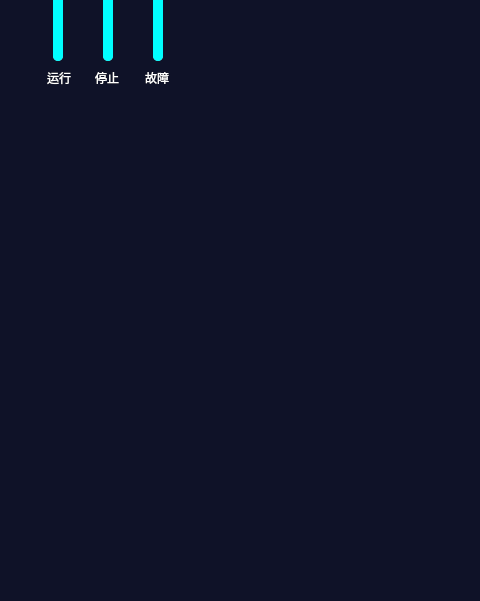
This is mainwindow.ui in tech-flyflypig/HQ_Battery as Qt 5 draws it before an edit; both pictures show x 0 to 480 and y 199 to 800 of the 1365 by 800 pixel window. The edited form follows.
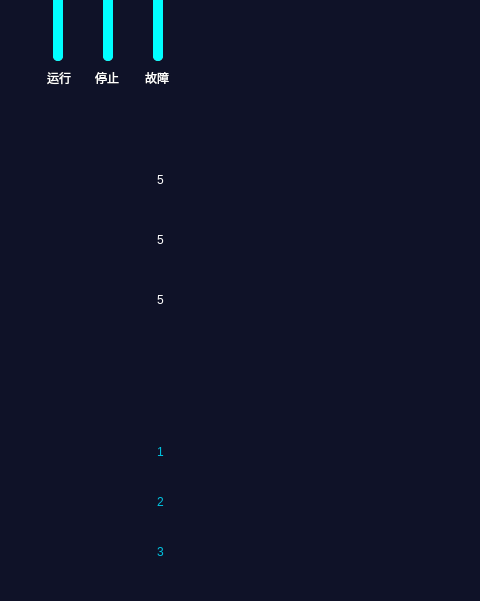
This is the edited form. Icons and pictures are not drawn.

Commit message: 更新主窗口UI，重命名组件，添加多个保护状态和故障报警相关标签，调整组件位置及样式，新增多张图片资源，优化布局。

```diff
--- a/mainwindow.ui
+++ b/mainwindow.ui
@@ -221,14 +221,151 @@
     <property name="geometry">
      <rect>
       <x>20</x>
-      <y>320</y>
+      <y>310</y>
       <width>181</width>
-      <height>231</height>
+      <height>241</height>
      </rect>
     </property>
     <property name="styleSheet">
-     <string notr="true">border-image: url(:/image/主页_保护状态.png);</string>
+     <string notr="true">#protect_status{
+border-image: url(:/image/主页_保护状态.png);
+}
+QLabel{
+background:transparent;
+}
+#label_totalVoltageOverProtect{
+border-image: url(:/image/过充电压.png);
+}
+#widget_battery_bak,#widget_battery_bak_2,#widget_battery_bak_3
+{
+	border-image: url(:/image/电源.png);
+	background:transparent;
+}
+#label_totalVoltageLowProtect{
+	border-image: url(:/image/低电压警告.png);
+}
+#label_shortCircuitProtect{
+	border-image: url(:/image/输出短路.png);
+}
+</string>
     </property>
+    <widget class="QLabel" name="label_totalVoltageOverProtect">
+     <property name="geometry">
+      <rect>
+       <x>10</x>
+       <y>68</y>
+       <width>91</width>
+       <height>21</height>
+      </rect>
+     </property>
+     <property name="text">
+      <string/>
+     </property>
+    </widget>
+    <widget class="QLabel" name="label_totalVoltageLowProtect">
+     <property name="geometry">
+      <rect>
+       <x>10</x>
+       <y>128</y>
+       <width>91</width>
+       <height>21</height>
+      </rect>
+     </property>
+     <property name="text">
+      <string/>
+     </property>
+    </widget>
+    <widget class="QLabel" name="label_shortCircuitProtect">
+     <property name="geometry">
+      <rect>
+       <x>10</x>
+       <y>188</y>
+       <width>101</width>
+       <height>21</height>
+      </rect>
+     </property>
+     <property name="text">
+      <string/>
+     </property>
+    </widget>
+    <widget class="QWidget" name="widget_battery_bak" native="true">
+     <property name="geometry">
+      <rect>
+       <x>120</x>
+       <y>58</y>
+       <width>41</width>
+       <height>41</height>
+      </rect>
+     </property>
+     <widget class="QLabel" name="label_totalVoltageOverProtect_num">
+      <property name="geometry">
+       <rect>
+        <x>10</x>
+        <y>0</y>
+        <width>21</width>
+        <height>21</height>
+       </rect>
+      </property>
+      <property name="text">
+       <string>5</string>
+      </property>
+      <property name="alignment">
+       <set>Qt::AlignCenter</set>
+      </property>
+     </widget>
+    </widget>
+    <widget class="QWidget" name="widget_battery_bak_2" native="true">
+     <property name="geometry">
+      <rect>
+       <x>120</x>
+       <y>118</y>
+       <width>41</width>
+       <height>41</height>
+      </rect>
+     </property>
+     <widget class="QLabel" name="label_totalVoltageLowProtect_num">
+      <property name="geometry">
+       <rect>
+        <x>10</x>
+        <y>0</y>
+        <width>21</width>
+        <height>21</height>
+       </rect>
+      </property>
+      <property name="text">
+       <string>5</string>
+      </property>
+      <property name="alignment">
+       <set>Qt::AlignCenter</set>
+      </property>
+     </widget>
+    </widget>
+    <widget class="QWidget" name="widget_battery_bak_3" native="true">
+     <property name="geometry">
+      <rect>
+       <x>120</x>
+       <y>178</y>
+       <width>41</width>
+       <height>41</height>
+      </rect>
+     </property>
+     <widget class="QLabel" name="label_label_shortCircuitProtect_num">
+      <property name="geometry">
+       <rect>
+        <x>10</x>
+        <y>0</y>
+        <width>21</width>
+        <height>21</height>
+       </rect>
+      </property>
+      <property name="text">
+       <string>5</string>
+      </property>
+      <property name="alignment">
+       <set>Qt::AlignCenter</set>
+      </property>
+     </widget>
+    </widget>
    </widget>
    <widget class="QWidget" name="widget_4" native="true">
     <property name="geometry">
@@ -240,8 +377,140 @@
      </rect>
     </property>
     <property name="styleSheet">
-     <string notr="true">border-image: url(:/image/主页_故障报警.png);</string>
+     <string notr="true">#fault_alarm{
+border-image: url(:/image/主页_故障报警.png);
+}
+#widget_batery_square,#widget_batery_square_2,#widget_batery_square_3{
+	border-image: url(:/image/电源_框.png);	
+	background-color:transparent;
+}
+QLabel{
+background:transparent;
+	color: rgb(0, 194, 223);
+	font: 700 12pt &quot;Microsoft YaHei UI&quot;;
+}
+#label_7,#label_8,#label_9{
+	border-image: url(:/image/输出短路保护失效_A.png);
+}
+</string>
     </property>
+    <widget class="QWidget" name="widget_batery_square" native="true">
+     <property name="geometry">
+      <rect>
+       <x>120</x>
+       <y>60</y>
+       <width>41</width>
+       <height>41</height>
+      </rect>
+     </property>
+     <widget class="QLabel" name="label">
+      <property name="geometry">
+       <rect>
+        <x>5</x>
+        <y>10</y>
+        <width>31</width>
+        <height>21</height>
+       </rect>
+      </property>
+      <property name="text">
+       <string>1</string>
+      </property>
+      <property name="alignment">
+       <set>Qt::AlignCenter</set>
+      </property>
+     </widget>
+    </widget>
+    <widget class="QWidget" name="widget_batery_square_2" native="true">
+     <property name="geometry">
+      <rect>
+       <x>120</x>
+       <y>110</y>
+       <width>41</width>
+       <height>41</height>
+      </rect>
+     </property>
+     <widget class="QLabel" name="label_2">
+      <property name="geometry">
+       <rect>
+        <x>5</x>
+        <y>10</y>
+        <width>31</width>
+        <height>21</height>
+       </rect>
+      </property>
+      <property name="text">
+       <string>2</string>
+      </property>
+      <property name="alignment">
+       <set>Qt::AlignCenter</set>
+      </property>
+     </widget>
+    </widget>
+    <widget class="QWidget" name="widget_batery_square_3" native="true">
+     <property name="geometry">
+      <rect>
+       <x>120</x>
+       <y>160</y>
+       <width>41</width>
+       <height>41</height>
+      </rect>
+     </property>
+     <widget class="QLabel" name="label_3">
+      <property name="geometry">
+       <rect>
+        <x>5</x>
+        <y>10</y>
+        <width>31</width>
+        <height>21</height>
+       </rect>
+      </property>
+      <property name="text">
+       <string>3</string>
+      </property>
+      <property name="alignment">
+       <set>Qt::AlignCenter</set>
+      </property>
+     </widget>
+    </widget>
+    <widget class="QLabel" name="label_7">
+     <property name="geometry">
+      <rect>
+       <x>10</x>
+       <y>77</y>
+       <width>101</width>
+       <height>16</height>
+      </rect>
+     </property>
+     <property name="text">
+      <string/>
+     </property>
+    </widget>
+    <widget class="QLabel" name="label_8">
+     <property name="geometry">
+      <rect>
+       <x>10</x>
+       <y>125</y>
+       <width>111</width>
+       <height>16</height>
+      </rect>
+     </property>
+     <property name="text">
+      <string/>
+     </property>
+    </widget>
+    <widget class="QLabel" name="label_9">
+     <property name="geometry">
+      <rect>
+       <x>10</x>
+       <y>174</y>
+       <width>111</width>
+       <height>16</height>
+      </rect>
+     </property>
+     <property name="text">
+      <string/>
+     </property>
+    </widget>
    </widget>
    <widget class="QWidget" name="widget_5" native="true">
     <property name="geometry">
```
Left out of the diff: 4 changed lines with no effect on the pictures. The commit also changes 19 other files.
